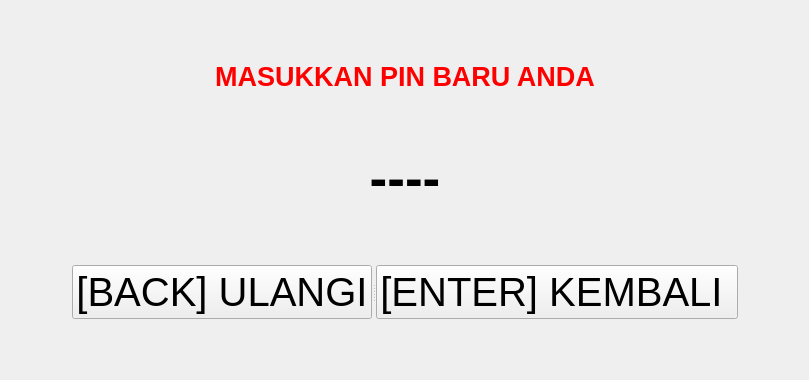
rahmatcmos/atmb, file ubah_pin.ui: the form before one commit.
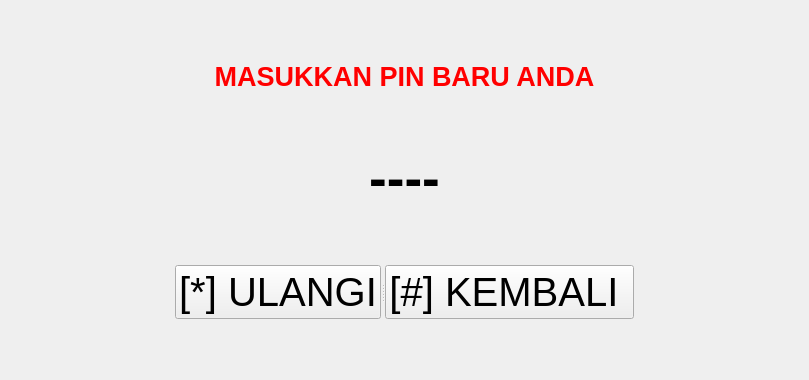
The form after the commit.

```diff
--- a/ubah_pin.ui
+++ b/ubah_pin.ui
@@ -120,7 +120,7 @@
          <string notr="true"/>
         </property>
         <property name="text">
-         <string>[BACK] ULANGI</string>
+         <string>[*] ULANGI</string>
         </property>
        </widget>
        <widget class="QPushButton" name="kembali_btn">
@@ -133,7 +133,7 @@
          <string notr="true"/>
         </property>
         <property name="text">
-         <string>[ENTER] KEMBALI </string>
+         <string>[#] KEMBALI </string>
         </property>
        </widget>
       </widget>
```
